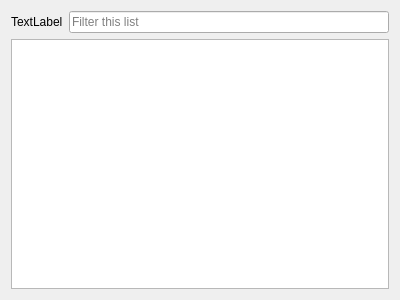
Above: qt-ui/listfilter.ui from subsurface/subsurface before the change. Below: the same form after it.
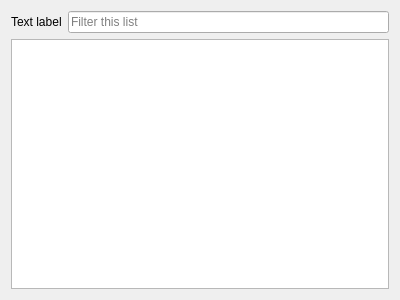
That is the form after the change.

Commit message: Make filter UI comply with capitalisation style

```diff
--- a/qt-ui/listfilter.ui
+++ b/qt-ui/listfilter.ui
@@ -19,7 +19,7 @@
      <item>
       <widget class="QLabel" name="label">
        <property name="text">
-        <string>TextLabel</string>
+        <string>Text label</string>
        </property>
       </widget>
      </item>
```
The commit also changes 3 other files.
